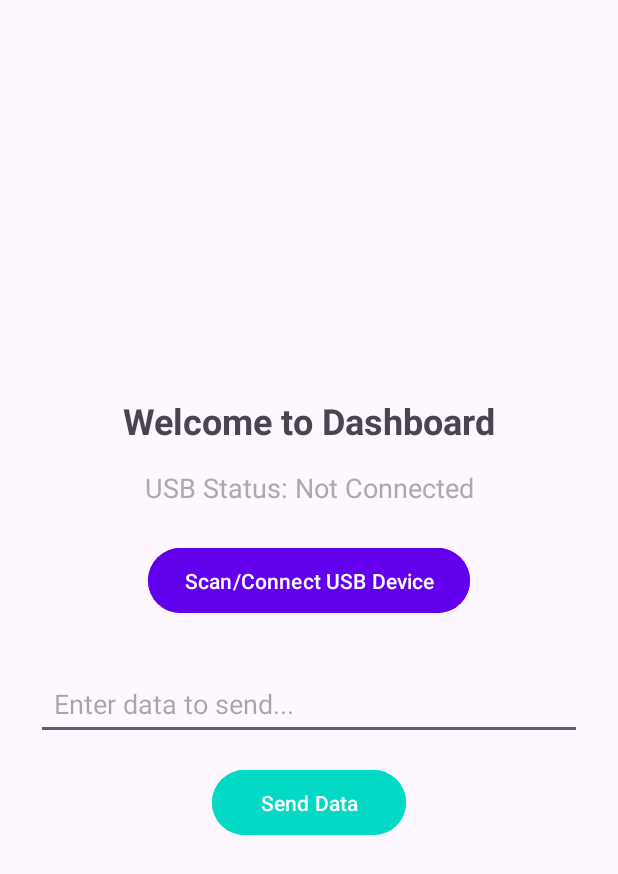
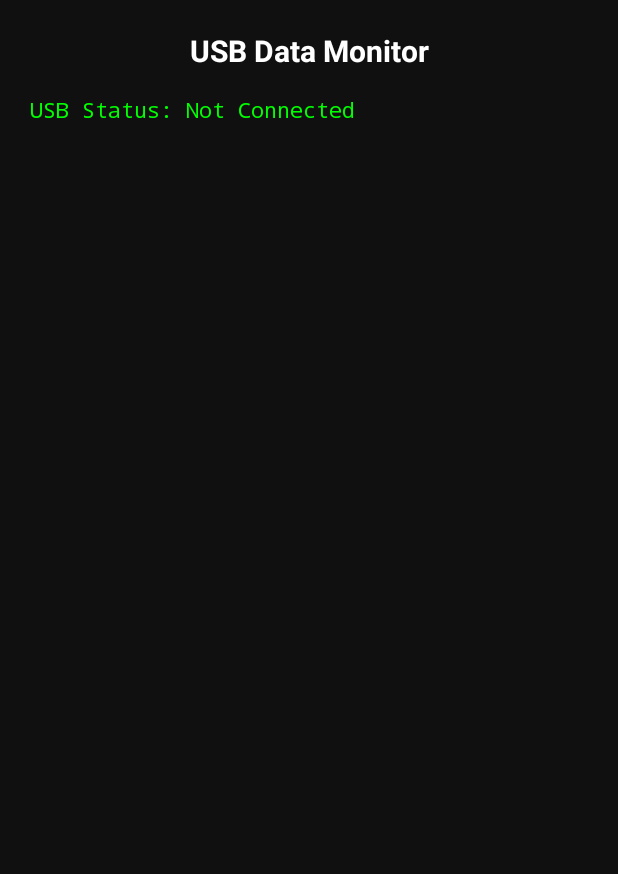
Before and after one commit to Narasimha-prog/AndroidMonitoringContollerData, an Android app: the DashboardActivity screen opened directly, with no data from a screen before it, on a phone screen of 412 x 824 dp. Shown: the top 874 px of the screen. Run offline under Robolectric (Android 15) with nearby library versions, the phone set to English and light mode, and no system bars.

Commit message:
add new changes to ui

```diff
--- a/app/src/main/res/layout/activity_dashboard.xml
+++ b/app/src/main/res/layout/activity_dashboard.xml
@@ -1,97 +1,39 @@
 <?xml version="1.0" encoding="utf-8"?>
-<androidx.constraintlayout.widget.ConstraintLayout
-    xmlns:android="http://schemas.android.com/apk/res/android"
-    xmlns:app="http://schemas.android.com/apk/res-auto"
-    xmlns:tools="http://schemas.android.com/tools"
+<LinearLayout xmlns:android="http://schemas.android.com/apk/res/android"
     android:layout_width="match_parent"
     android:layout_height="match_parent"
-    tools:context=".DashboardActivity"> <!-- Added tools:context for preview -->
+    android:orientation="vertical"
+    android:padding="12dp"
+    android:background="#101010">
 
-    <!-- Welcome TextView -->
     <TextView
-        android:id="@+id/welcome_text"
-        android:layout_width="wrap_content"
+        android:id="@+id/header_text"
+        android:layout_width="match_parent"
         android:layout_height="wrap_content"
-        android:text="Welcome to Dashboard"
-        android:textSize="24sp"
+        android:text="USB Data Monitor"
+        android:textSize="20sp"
+        android:textColor="#FFFFFF"
         android:textStyle="bold"
-        app:layout_constraintBottom_toTopOf="@+id/status_text"
-        app:layout_constraintEnd_toEndOf="parent"
-        app:layout_constraintStart_toStartOf="parent"
-        app:layout_constraintTop_toTopOf="parent"
-        app:layout_constraintVertical_chainStyle="packed"
-        android:layout_marginBottom="16dp" />
+        android:gravity="center"
+        android:padding="8dp" />
 
-    <!-- USB Connection Status TextView -->
-    <TextView
-        android:id="@+id/status_text"
-        android:layout_width="wrap_content"
-        android:layout_height="wrap_content"
-        android:text="USB Status: Not Connected"
-        android:textSize="18sp"
-        android:textColor="@android:color/darker_gray"
-        app:layout_constraintBottom_toTopOf="@+id/connect_button"
-        app:layout_constraintEnd_toEndOf="parent"
-        app:layout_constraintStart_toStartOf="parent"
-        app:layout_constraintTop_toBottomOf="@+id/welcome_text"
-        android:layout_marginBottom="24dp"/>
+    <ScrollView
+        android:id="@+id/scroll_view"
+        android:layout_width="match_parent"
+        android:layout_height="0dp"
+        android:layout_weight="1"
+        android:fillViewport="true">
 
-    <!-- Button to (Re)Connect USB Device -->
-    <Button
-        android:id="@+id/connect_button"
-        android:layout_width="wrap_content"
-        android:layout_height="wrap_content"
-        android:text="Scan/Connect USB Device"
-        android:paddingStart="24dp"
-        android:paddingEnd="24dp"
-        android:paddingTop="12dp"
-        android:paddingBottom="12dp"
-        android:backgroundTint="@color/design_default_color_primary"
-        android:textColor="@android:color/white"
-        android:drawableStart="@android:drawable/ic_menu_rotate"
-        android:drawablePadding="8dp"
-        app:layout_constraintBottom_toTopOf="@+id/input_data_edittext"
-        app:layout_constraintEnd_toEndOf="parent"
-        app:layout_constraintStart_toStartOf="parent"
-        app:layout_constraintTop_toBottomOf="@+id/status_text"
-        android:layout_marginBottom="32dp"/>
+        <TextView
+            android:id="@+id/status_text"
+            android:layout_width="match_parent"
+            android:layout_height="wrap_content"
+            android:text="USB Status: Waiting..."
+            android:textColor="#00FF00"
+            android:padding="8dp"
+            android:scrollbars="vertical"
+            android:fontFamily="monospace"
+            android:textSize="14sp" />
+    </ScrollView>
 
-    <!-- EditText for sending data -->
-    <EditText
-        android:id="@+id/input_data_edittext"
-        android:layout_width="0dp"
-        android:layout_height="wrap_content"
-        android:hint="Enter data to send..."
-        android:inputType="text"
-        android:padding="12dp"
-        android:layout_marginStart="24dp"
-        android:layout_marginEnd="24dp"
-
-        app:layout_constraintBottom_toTopOf="@+id/send_data_button"
-        app:layout_constraintEnd_toEndOf="parent"
-        app:layout_constraintStart_toStartOf="parent"
-        app:layout_constraintTop_toBottomOf="@+id/connect_button"
-        app:layout_constraintVertical_bias="0.0"
-        android:layout_marginBottom="16dp"/>
-
-    <!-- Button to Send Data -->
-    <Button
-        android:id="@+id/send_data_button"
-        android:layout_width="wrap_content"
-        android:layout_height="wrap_content"
-        android:text="Send Data"
-        android:paddingStart="32dp"
-        android:paddingEnd="32dp"
-        android:paddingTop="12dp"
-        android:paddingBottom="12dp"
-        android:backgroundTint="@color/design_default_color_secondary"
-        android:textColor="@android:color/white"
-        android:drawableStart="@android:drawable/ic_menu_send"
-        android:drawablePadding="8dp"
-        app:layout_constraintBottom_toBottomOf="parent"
-        app:layout_constraintEnd_toEndOf="parent"
-        app:layout_constraintStart_toStartOf="parent"
-        app:layout_constraintTop_toBottomOf="@+id/input_data_edittext"
-        app:layout_constraintVertical_bias="0.0"/>
-
-</androidx.constraintlayout.widget.ConstraintLayout>
+</LinearLayout>
```
Also changed, not shown: app/src/main/AndroidManifest.xml (+8 -19 lines), app/src/main/java/com/rpd/rgms_unit_gui/DashboardActivity.java (+95 -116 lines).
